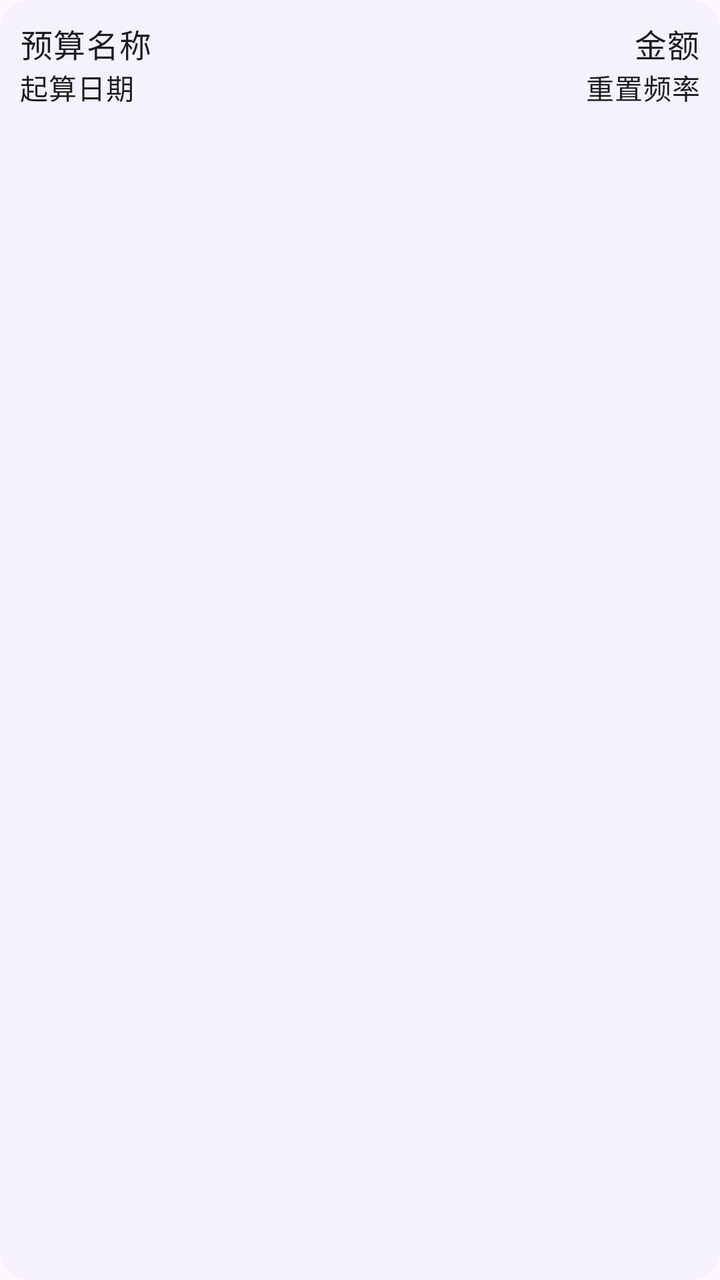
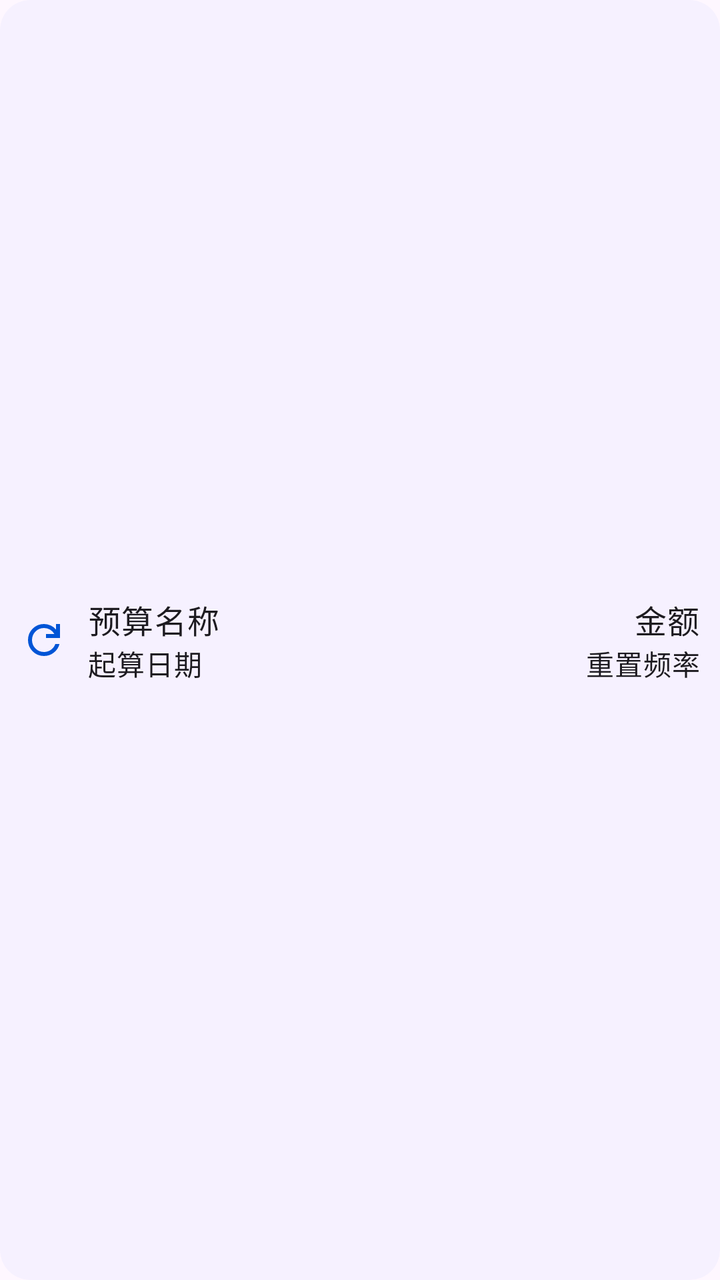

Before-and-after screenshots of an Android layout around one commit, followed by the original layout XML and the change that was made.
<!-- AndroidManifest.xml: application theme Theme.ManagerAssistant.Static -->
<!-- res/layout/view_holder_budget.xml -->
<com.google.android.material.card.MaterialCardView xmlns:android="http://schemas.android.com/apk/res/android"
    xmlns:app="http://schemas.android.com/apk/res-auto"
    android:id="@+id/root_layout"
    style="@style/ContentCardStyle"
    android:layout_width="match_parent"
    android:layout_height="wrap_content"
    android:layout_marginTop="0dp"
    android:layout_marginBottom="3dp">

    <androidx.constraintlayout.widget.ConstraintLayout
        android:layout_width="match_parent"
        android:layout_height="wrap_content"
        android:padding="10dp">

        <com.google.android.material.textview.MaterialTextView
            android:id="@+id/name_text"
            style="@style/LargeBodyTextViewStyle"
            android:layout_width="wrap_content"
            android:layout_height="wrap_content"
            android:text="@string/budget_name"
            app:layout_constraintStart_toStartOf="parent"
            app:layout_constraintTop_toTopOf="parent" />

        <com.google.android.material.textview.MaterialTextView
            android:id="@+id/start_date_text"
            style="@style/MediumBodyTextViewStyle"
            android:layout_width="wrap_content"
            android:layout_height="wrap_content"
            android:text="@string/start_date"
            app:layout_constraintStart_toStartOf="parent"
            app:layout_constraintTop_toBottomOf="@+id/name_text" />

        <com.google.android.material.textview.MaterialTextView
            android:id="@+id/amount_text"
            android:layout_width="wrap_content"
            style="@style/LargeBodyTextViewStyle"
            android:layout_height="wrap_content"
            android:layout_gravity="center_vertical"
            android:text="@string/amount"
            app:layout_constraintEnd_toEndOf="parent"
            app:layout_constraintTop_toTopOf="parent" />

        <com.google.android.material.textview.MaterialTextView
            android:id="@+id/reset_frequency_text"
            android:layout_width="wrap_content"
            style="@style/MediumBodyTextViewStyle"
            android:layout_height="wrap_content"
            android:text="@string/reset_frequency"
            app:layout_constraintEnd_toEndOf="parent"
            app:layout_constraintTop_toBottomOf="@+id/amount_text" />
    </androidx.constraintlayout.widget.ConstraintLayout>
</com.google.android.material.card.MaterialCardView>
<!-- resources referenced by this layout -->
<resources>
  <string name="amount">金额</string>
  <string name="budget_name">预算名称</string>
  <string name="reset_frequency">重置频率</string>
  <string name="start_date">起算日期</string>
  <style name="ContentCardStyle" parent="CardStyleBase">
          <item name="cardCornerRadius">15dp</item>
          <item name="android:layout_marginTop">10dp</item>
          <item name="android:layout_marginStart">10dp</item>
          <item name="android:layout_marginEnd">10dp</item>
          <item name="android:layout_marginBottom">10dp</item>
      </style>
  <style name="LargeBodyTextViewStyle" parent="TextViewStyleBase">
          <item name="android:paddingStart">0dp</item>
          <item name="android:paddingBottom">0dp</item>
          <item name="android:paddingEnd">0dp</item>
          <item name="android:paddingTop">0dp</item>
          <item name="android:textAppearance">?attr/textAppearanceBodyLarge</item>
      </style>
  <style name="CardStyleBase" parent="Widget.Material3.CardView.Filled">
          <item name="cardBackgroundColor">@color/card_background_color</item>
      </style>
  <style name="TextViewStyleBase">
          <item name="android:paddingStart">10dp</item>
          <item name="android:paddingEnd">10dp</item>
          <item name="android:paddingTop">10dp</item>
          <item name="android:paddingBottom">10dp</item>
      </style>
  <color name="color_primary">#0055d6</color>
  <color name="color_on_primary">#ffffff</color>
  <color name="color_primary_container">#d8e1fe</color>
  <color name="color_secondary_container">#e0e1ff</color>
  <color name="color_surface">#faf9ff</color>
  <color name="color_surface_container">#ebedfa</color>
  <color name="color_surface_container_low">#edeffc</color>
  <!-- unchanged entries left out for length: 4 -->
</resources>

<!-- the commit's change to res/layout/view_holder_budget.xml (unified diff, before → after) -->
@@ -9,44 +9,69 @@
 
     <androidx.constraintlayout.widget.ConstraintLayout
         android:layout_width="match_parent"
-        android:layout_height="wrap_content"
-        android:padding="10dp">
+        android:layout_height="match_parent"
+        android:orientation="horizontal">
 
-        <com.google.android.material.textview.MaterialTextView
-            android:id="@+id/name_text"
-            style="@style/LargeBodyTextViewStyle"
+        <ImageButton
+            android:id="@+id/reset_btn"
+            style="@style/ImageButtonStyle"
             android:layout_width="wrap_content"
-            android:layout_height="wrap_content"
-            android:text="@string/budget_name"
+            android:layout_height="0dp"
+            android:background="@drawable/ripple_rectangle"
+            android:contentDescription="@string/budget_reset_description"
+            android:src="@drawable/outline_refresh_24"
+            app:layout_constraintBottom_toBottomOf="parent"
             app:layout_constraintStart_toStartOf="parent"
             app:layout_constraintTop_toTopOf="parent" />
 
-        <com.google.android.material.textview.MaterialTextView
-            android:id="@+id/start_date_text"
-            style="@style/MediumBodyTextViewStyle"
-            android:layout_width="wrap_content"
+        <androidx.constraintlayout.widget.ConstraintLayout
+            android:layout_width="0dp"
             android:layout_height="wrap_content"
-            android:text="@string/start_date"
-            app:layout_constraintStart_toStartOf="parent"
-            app:layout_constraintTop_toBottomOf="@+id/name_text" />
+            android:paddingStart="0dp"
+            android:paddingTop="10dp"
+            android:paddingEnd="10dp"
+            android:paddingBottom="10dp"
+            app:layout_constraintBottom_toBottomOf="parent"
+            app:layout_constraintEnd_toEndOf="parent"
+            app:layout_constraintStart_toEndOf="@+id/reset_btn"
+            app:layout_constraintTop_toTopOf="parent">
 
-        <com.google.android.material.textview.MaterialTextView
-            android:id="@+id/amount_text"
-            android:layout_width="wrap_content"
-            style="@style/LargeBodyTextViewStyle"
-            android:layout_height="wrap_content"
-            android:layout_gravity="center_vertical"
-            android:text="@string/amount"
-            app:layout_constraintEnd_toEndOf="parent"
-            app:layout_constraintTop_toTopOf="parent" />
+            <com.google.android.material.textview.MaterialTextView
+                android:id="@+id/name_text"
+                style="@style/LargeBodyTextViewStyle"
+                android:layout_width="wrap_content"
+                android:layout_height="wrap_content"
+                android:text="@string/budget_name"
+                app:layout_constraintStart_toStartOf="parent"
+                app:layout_constraintTop_toTopOf="parent" />
 
-        <com.google.android.material.textview.MaterialTextView
-            android:id="@+id/reset_frequency_text"
-            android:layout_width="wrap_content"
-            style="@style/MediumBodyTextViewStyle"
-            android:layout_height="wrap_content"
-            android:text="@string/reset_frequency"
-            app:layout_constraintEnd_toEndOf="parent"
-            app:layout_constraintTop_toBottomOf="@+id/amount_text" />
+            <com.google.android.material.textview.MaterialTextView
+                android:id="@+id/start_date_text"
+                style="@style/MediumBodyTextViewStyle"
+                android:layout_width="wrap_content"
+                android:layout_height="wrap_content"
+                android:text="@string/start_date"
+                app:layout_constraintStart_toStartOf="parent"
+                app:layout_constraintTop_toBottomOf="@+id/name_text" />
+
+            <com.google.android.material.textview.MaterialTextView
+                android:id="@+id/amount_text"
+                style="@style/LargeBodyTextViewStyle"
+                android:layout_width="wrap_content"
+                android:layout_height="wrap_content"
+                android:layout_gravity="center_vertical"
+                android:text="@string/amount"
+                app:layout_constraintEnd_toEndOf="parent"
+                app:layout_constraintTop_toTopOf="parent" />
+
+            <com.google.android.material.textview.MaterialTextView
+                android:id="@+id/reset_frequency_text"
+                style="@style/MediumBodyTextViewStyle"
+                android:layout_width="wrap_content"
+                android:layout_height="wrap_content"
+                android:text="@string/reset_frequency"
+                app:layout_constraintEnd_toEndOf="parent"
+                app:layout_constraintTop_toBottomOf="@+id/amount_text" />
+        </androidx.constraintlayout.widget.ConstraintLayout>
     </androidx.constraintlayout.widget.ConstraintLayout>
 </com.google.android.material.card.MaterialCardView>
<!-- resource entries referenced after the edit -->
@@ -1,7 +1,31 @@
 <!-- resources referenced by this layout -->
 <resources>
+  <!-- drawable outline_refresh_24 (drawable) -->
+  <vector xmlns:android="http://schemas.android.com/apk/res/android" android:height="24dp" android:tint="#000000" android:viewportHeight="960" android:viewportWidth="960" android:width="24dp">
+        
+      <path android:fillColor="@android:color/white" android:pathData="M480,800Q346,800 253,707Q160,614 160,480Q160,346 253,253Q346,160 480,160Q549,160 612,188.5Q675,217 720,270L720,160L800,160L800,440L520,440L520,360L688,360Q656,304 600.5,272Q545,240 480,240Q380,240 310,310Q240,380 240,480Q240,580 310,650Q380,720 480,720Q557,720 619,676Q681,632 706,560L790,560Q762,666 676,733Q590,800 480,800Z"/>
+      
+  </vector>
+  <!-- drawable ripple_rectangle (drawable) -->
+  <?xml version="1.0" encoding="utf-8"?>
+  <ripple xmlns:android="http://schemas.android.com/apk/res/android"
+      android:color="?android:attr/colorControlHighlight"> 
+      
+      <item android:id="@android:id/background">
+          <shape android:shape="rectangle">
+              <solid android:color="@android:color/transparent" />
+          </shape>
+      </item>
+  
+      <item android:id="@android:id/mask">
+          <shape android:shape="rectangle">
+              <solid android:color="@color/card_background_color" /> 
+          </shape>
+      </item>
+  </ripple>
   <string name="amount">金额</string>
   <string name="budget_name">预算名称</string>
+  <string name="budget_reset_description">预算重置按钮</string>
   <string name="reset_frequency">重置频率</string>
   <string name="start_date">起算日期</string>
   <style name="ContentCardStyle" parent="CardStyleBase">
@@ -10,6 +34,11 @@
           <item name="android:layout_marginStart">10dp</item>
           <item name="android:layout_marginEnd">10dp</item>
           <item name="android:layout_marginBottom">10dp</item>
+      </style>
+  <style name="ImageButtonStyle" parent="Widget.AppCompat.ImageButton">
+          <item name="tint">?attr/colorPrimary</item>
+          <item name="android:padding">10dp</item>
+          <item name="android:background">@drawable/ripple_circle</item>
       </style>
   <style name="LargeBodyTextViewStyle" parent="TextViewStyleBase">
           <item name="android:paddingStart">0dp</item>
@@ -21,6 +50,24 @@
   <style name="CardStyleBase" parent="Widget.Material3.CardView.Filled">
           <item name="cardBackgroundColor">@color/card_background_color</item>
       </style>
+  <!-- drawable ripple_circle (drawable) -->
+  <ripple xmlns:android="http://schemas.android.com/apk/res/android"
+      android:color="?android:attr/colorControlHighlight"> 
+  
+      
+      <item android:id="@android:id/background">
+          <shape android:shape="rectangle">
+              <solid android:color="@android:color/transparent" />
+          </shape>
+      </item>
+  
+      
+      <item android:id="@android:id/mask">
+          <shape android:shape="oval">
+              <solid android:color="?attr/colorControlHighlight" /> 
+          </shape>
+      </item>
+  </ripple>
   <style name="TextViewStyleBase">
           <item name="android:paddingStart">10dp</item>
           <item name="android:paddingEnd">10dp</item>
